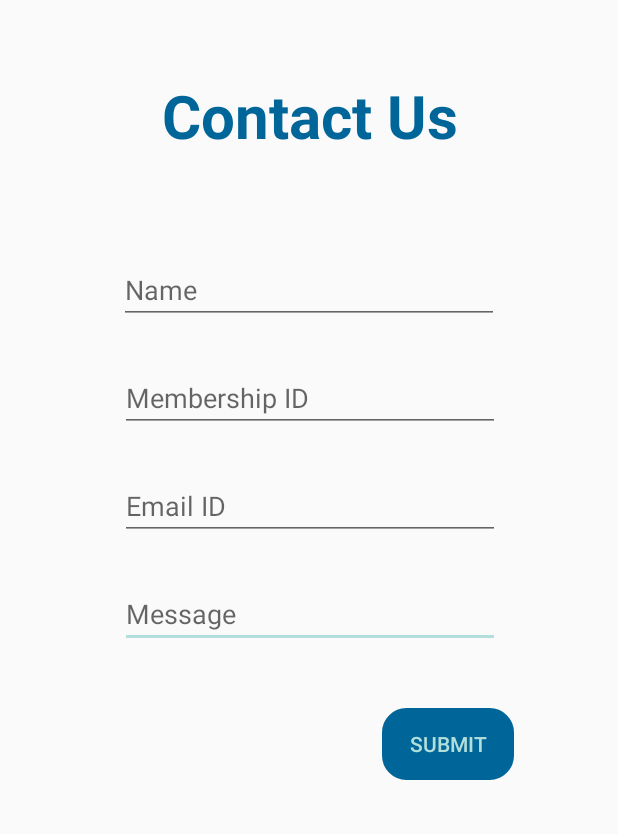
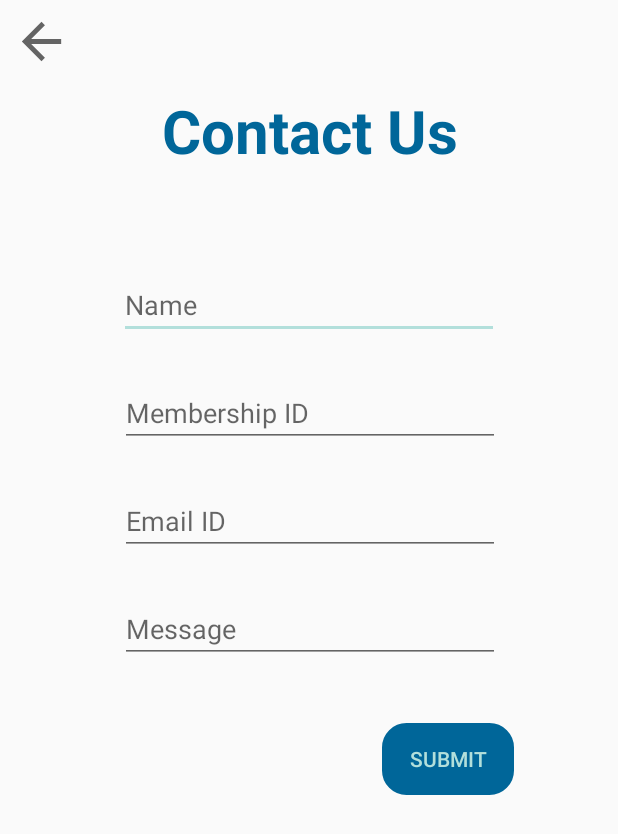
Before and after one commit to amanxmittal/IEEEDS, an Android app: the screen it shows after launch (ContactActivity), after a tap on "Contact", on a phone screen of 412 x 824 dp. Shown: the top 834 px of the screen. Run offline under Robolectric (Android 15) with nearby library versions, the phone set to English and light mode, and no system bars; our stand-ins replace Firebase (no records; nobody signed in at launch, a user with empty details on screens opened directly).

Commit message:
commit on 7rd april 2018

```diff
--- a/app/build.gradle
+++ b/app/build.gradle
@@ -30,5 +30,9 @@ dependencies {
     compile 'com.android.support:support-v4:25.3.1'
     compile 'com.android.support:cardview-v7:25.3.1'
     compile 'com.android.support:recyclerview-v7:25.3.1'
+    compile 'com.google.firebase:firebase-database:10.0.1'
     testCompile 'junit:junit:4.12'
 }
+
+
+apply plugin: 'com.google.gms.google-services'
--- a/app/src/main/AndroidManifest.xml
+++ b/app/src/main/AndroidManifest.xml
@@ -1,6 +1,8 @@
 <?xml version="1.0" encoding="utf-8"?>
 <manifest xmlns:android="http://schemas.android.com/apk/res/android"
     package="com.example.terminator.ieeeds">
+
+    <uses-permission android:name="android.permission.INTERNET"></uses-permission>
 
     <application
         android:allowBackup="true"
--- a/app/src/main/java/com/example/terminator/ieeeds/ContactActivity.java
+++ b/app/src/main/java/com/example/terminator/ieeeds/ContactActivity.java
@@ -1,6 +1,7 @@
 package com.example.terminator.ieeeds;
 
 import android.content.Intent;
+import android.provider.CalendarContract;
 import android.support.v7.app.AppCompatActivity;
 import android.os.Bundle;
 import android.view.Menu;
@@ -10,34 +11,81 @@ import android.widget.Button;
 import android.widget.EditText;
 import android.widget.Toast;
 
+import com.google.firebase.database.DatabaseReference;
+import com.google.firebase.database.FirebaseDatabase;
+
+import java.util.HashMap;
+
 public class ContactActivity extends AppCompatActivity {
 
     private EditText etName, etMemberId, etEmail, etMessage;
-    private Button buttonSubmit;
+    private Button buttonSubmit, buttonContactBack;
+
+    private FirebaseDatabase database;
+    private DatabaseReference myRef;
+
 
     @Override
     protected void onCreate(Bundle savedInstanceState) {
         super.onCreate(savedInstanceState);
         setContentView(R.layout.activity_contact);
 
+        database = FirebaseDatabase.getInstance();
+        myRef = database.getReference();
+
+        //myRef.setValue("Hello, World!");
+
+
         etName = (EditText) findViewById(R.id.etName);
         etMemberId = (EditText) findViewById(R.id.etMemberID);
         etEmail = (EditText) findViewById(R.id.etEmail);
         etMessage = (EditText) findViewById(R.id.etMessage);
         buttonSubmit = (Button) findViewById(R.id.buttonSubmit) ;
+        buttonContactBack = (Button) findViewById(R.id.buttonContactBack) ;
 
         buttonSubmit.setOnClickListener(new View.OnClickListener() {
             @Override
             public void onClick(View view) {
 
+                String name = etName.getText().toString().trim();
+                String memberID = etMemberId.getText().toString().trim();
+                String email = etEmail.getText().toString().trim();
+                String message = etMessage.getText().toString().trim();
+
+                HashMap<String, String> datamap = new HashMap<String, String>();
+
+                datamap.put("Name",name);
+                datamap.put("Member ID",memberID);
+                datamap.put("Email",email);
+                datamap.put("Message",message);
+
+                myRef.push().setValue(datamap);
+
+
+               // myRef.child(name).child("Name").setValue(name);
+                //myRef.child(name).child("Email").setValue(email);
+                //myRef.child(name).child("MemberID").setValue(memberID);
+                //myRef.child(name).child("Message").setValue(message);
+
+
+                //setFieldNull();
+
                 Toast.makeText(ContactActivity.this,"Feedback Received",Toast.LENGTH_SHORT).show();
-                etName.setText(null);
-                etMemberId.setText(null);
-                etEmail.setText(null);
-                etMessage.setText(null);
-
                 startActivity(new Intent(ContactActivity.this, MainActivity.class));
 
+
+            }
+        });
+
+        buttonContactBack.setOnClickListener(new View.OnClickListener() {
+            @Override
+            public void onClick(View view) {
+
+                setFieldNull();
+
+                onBackPressed();
+
+                //startActivity(new Intent(ContactActivity.this, MainActivity.class));
 
             }
         });
@@ -65,4 +113,11 @@ public class ContactActivity extends AppCompatActivity {
         }
         return super.onOptionsItemSelected(item);
     }
+
+    public void setFieldNull(){
+        etName.setText(null);
+        etMemberId.setText(null);
+        etEmail.setText(null);
+        etMessage.setText(null);
+    }
 }
--- a/app/src/main/java/com/example/terminator/ieeeds/ExploreFragment.java
+++ b/app/src/main/java/com/example/terminator/ieeeds/ExploreFragment.java
@@ -21,7 +21,7 @@ import android.widget.Toast;
 public class ExploreFragment extends Fragment {
 
 
-    Button buttonSocietyLink;
+    Button buttonSocietyLink, buttonExploreBack;
     CardView cvSocietyDetail, cvSociety1, cvSociety2, cvSociety3, cvSociety4, cvSociety5, cvSociety6, cvSociety7, cvSociety8, cvSociety9, cvSociety10, cvSociety11;
     CardView cvSociety12, cvSociety13, cvSociety14, cvSociety15, cvSociety16, cvSociety17, cvSociety18, cvSociety19, cvSociety20, cvSociety21;
 
@@ -41,6 +41,7 @@ public class ExploreFragment extends Fragment {
         View view = inflater.inflate(R.layout.fragment_explore, container, false);
 
         buttonSocietyLink = (Button) view.findViewById(R.id.buttonSocietyLink);
+        buttonExploreBack = (Button) view.findViewById(R.id.buttonExploreBack);
 
         ivLogoDetail = (ImageView) view.findViewById(R.id.ivEvent1);
         tvHeadDetail = (TextView) view.findViewById(R.id.tvEventTitle1);
@@ -82,7 +83,7 @@ public class ExploreFragment extends Fragment {
             }
         });
 
-        cvSocietyDetail.setOnClickListener(new View.OnClickListener() {
+        buttonExploreBack.setOnClickListener(new View.OnClickListener() {
             @Override
             public void onClick(View view) {
                 setCard(cvSocietyDetail);
@@ -537,4 +538,5 @@ public class ExploreFragment extends Fragment {
         cvSociety21.setVisibility(View.VISIBLE);
     }
 
+
 }
--- a/app/src/main/java/com/example/terminator/ieeeds/MainActivity.java
+++ b/app/src/main/java/com/example/terminator/ieeeds/MainActivity.java
@@ -84,15 +84,15 @@ public class MainActivity extends AppCompatActivity {
                 {
                     case R.id.action_home:
                         setFragment(homeFragment);
-                        Toast.makeText(MainActivity.this,"Action Home Click", Toast.LENGTH_SHORT).show();
+                        //Toast.makeText(MainActivity.this,"Action Home Click", Toast.LENGTH_SHORT).show();
                         break;
                     case R.id.action_explore:
                         setFragment(exploreFragment);
-                        Toast.makeText(MainActivity.this,"Action Explore Click", Toast.LENGTH_SHORT).show();
+                        //Toast.makeText(MainActivity.this,"Action Explore Click", Toast.LENGTH_SHORT).show();
                         break;
                     case R.id.action_team:
                         setFragment(teamFragment);
-                        Toast.makeText(MainActivity.this,"Action Member Click", Toast.LENGTH_SHORT).show();
+                        //Toast.makeText(MainActivity.this,"Action Member Click", Toast.LENGTH_SHORT).show();
                         break;
                     //case R.id.action_bookmark:
                      //   setFragment(bookmarkFragment);
@@ -118,7 +118,7 @@ public class MainActivity extends AppCompatActivity {
         if(id==R.id.action_contact)
         {
             startActivity(new Intent(this, ContactActivity.class));
-            Toast.makeText(this,"contact clicked",Toast.LENGTH_SHORT).show();
+            //Toast.makeText(this,"contact clicked",Toast.LENGTH_SHORT).show();
         }
         return super.onOptionsItemSelected(item);
     }
--- a/app/src/main/res/layout/activity_contact.xml
+++ b/app/src/main/res/layout/activity_contact.xml
@@ -6,22 +6,68 @@
     android:layout_height="match_parent"
     tools:context="com.example.terminator.ieeeds.ContactActivity">
 
+    <Button
+        android:id="@+id/buttonContactBack"
+        android:layout_width="39dp"
+        android:layout_height="39dp"
+        android:layout_marginLeft="8dp"
+        android:layout_marginTop="8dp"
+        android:background="?attr/actionModeCloseDrawable"
+        android:text=""
+        app:layout_constraintLeft_toLeftOf="parent"
+        app:layout_constraintTop_toTopOf="parent" />
+
+
+    <TextView
+        android:id="@+id/textView"
+        android:layout_width="wrap_content"
+        android:layout_height="wrap_content"
+        android:layout_alignParentTop="true"
+        android:layout_centerHorizontal="true"
+        android:layout_marginLeft="8dp"
+        android:layout_marginRight="8dp"
+        android:layout_marginTop="60dp"
+        android:text="Contact Us"
+        android:textColor="@color/colorPrimary"
+        android:textSize="40sp"
+        android:textStyle="bold"
+        app:layout_constraintHorizontal_bias="0.502"
+        app:layout_constraintLeft_toLeftOf="parent"
+        app:layout_constraintRight_toRightOf="parent"
+        app:layout_constraintTop_toTopOf="parent" />
 
     <EditText
-        android:id="@+id/etMessage"
+        android:id="@+id/etName"
+        android:layout_width="253dp"
+        android:layout_height="42dp"
+        android:layout_marginLeft="8dp"
+        android:layout_marginRight="8dp"
+        android:layout_marginTop="70dp"
+
+        android:ems="10"
+        android:hint="Name"
+        android:inputType="textPersonName"
+        android:maxLength="300"
+        android:textColor="@color/colorPrimary"
+        app:layout_constraintLeft_toLeftOf="parent"
+        app:layout_constraintRight_toRightOf="parent"
+        app:layout_constraintTop_toBottomOf="@+id/textView" />
+
+    <EditText
+        android:id="@+id/etMemberID"
         android:layout_width="253dp"
         android:layout_height="42dp"
         android:layout_marginLeft="8dp"
         android:layout_marginRight="8dp"
         android:layout_marginTop="30dp"
         android:ems="10"
-        android:hint="Message"
-        android:inputType="textMultiLine"
+        android:hint="Membership ID"
+        android:inputType="number"
         android:textColor="@color/colorPrimary"
         app:layout_constraintHorizontal_bias="0.504"
         app:layout_constraintLeft_toLeftOf="parent"
         app:layout_constraintRight_toRightOf="parent"
-        app:layout_constraintTop_toBottomOf="@+id/etEmail" />
+        app:layout_constraintTop_toBottomOf="@+id/etName" />
 
     <EditText
         android:id="@+id/etEmail"
@@ -40,55 +86,20 @@
         app:layout_constraintTop_toBottomOf="@+id/etMemberID" />
 
     <EditText
-        android:id="@+id/etMemberID"
+        android:id="@+id/etMessage"
         android:layout_width="253dp"
         android:layout_height="42dp"
         android:layout_marginLeft="8dp"
         android:layout_marginRight="8dp"
         android:layout_marginTop="30dp"
         android:ems="10"
-        android:hint="Membership ID"
-        android:inputType="number"
+        android:hint="Message"
+        android:inputType="textLongMessage"
         android:textColor="@color/colorPrimary"
         app:layout_constraintHorizontal_bias="0.504"
         app:layout_constraintLeft_toLeftOf="parent"
         app:layout_constraintRight_toRightOf="parent"
-        app:layout_constraintTop_toBottomOf="@+id/etName" />
-
-    <TextView
-        android:id="@+id/textView"
-        android:layout_width="wrap_content"
-        android:layout_height="wrap_content"
-        android:layout_alignParentTop="true"
-        android:layout_centerHorizontal="true"
-        android:text="Contact Us"
-        android:textColor="@color/colorPrimary"
-        android:textSize="40sp"
-        android:textStyle="bold"
-        app:layout_constraintTop_toTopOf="parent"
-        android:layout_marginTop="50dp"
-        android:layout_marginRight="8dp"
-        app:layout_constraintRight_toRightOf="parent"
-        android:layout_marginLeft="8dp"
-        app:layout_constraintLeft_toLeftOf="parent"
-        app:layout_constraintHorizontal_bias="0.502" />
-
-    <EditText
-        android:id="@+id/etName"
-        android:layout_width="253dp"
-        android:layout_height="42dp"
-        android:layout_marginLeft="8dp"
-        android:layout_marginRight="8dp"
-        android:layout_marginTop="70dp"
-
-        android:ems="10"
-        android:hint="Name"
-        android:inputType="textPersonName"
-        android:maxLength="300"
-        android:textColor="@color/colorPrimary"
-        app:layout_constraintLeft_toLeftOf="parent"
-        app:layout_constraintRight_toRightOf="parent"
-        app:layout_constraintTop_toBottomOf="@+id/textView" />
+        app:layout_constraintTop_toBottomOf="@+id/etEmail" />
 
     <Button
         android:id="@+id/buttonSubmit"
--- a/app/src/main/res/layout/fragment_home.xml
+++ b/app/src/main/res/layout/fragment_home.xml
@@ -45,7 +45,7 @@
                 android:layout_marginRight="8dp"
                 android:layout_marginStart="8dp"
                 android:layout_marginTop="16dp"
-                android:text="Richerd E. Marvin Student Scholars"
+                android:text="Richard E. Marvin Student Scholars"
                 android:textAlignment="center"
                 android:textAppearance="@style/Base.TextAppearance.AppCompat.Small"
                 android:textColor="@color/colorPrimary"
--- a/app/src/main/res/layout/fragment_team.xml
+++ b/app/src/main/res/layout/fragment_team.xml
@@ -1356,7 +1356,7 @@
                             android:layout_below="@id/tvPosSsn18"
                             android:layout_marginLeft="5dp"
                             android:layout_marginTop="8dp"
-                            android:text="samrajagarwal@gmail.com"
+                            android:text="samraj_agarwal@ieee.org"
                             android:textAppearance="@style/Base.TextAppearance.AppCompat.Small"
                             android:textColor="#4b4b4b"
                             android:textSize="14sp" />
--- a/build.gradle
+++ b/build.gradle
@@ -9,6 +9,7 @@ buildscript {
 
         // NOTE: Do not place your application dependencies here; they belong
         // in the individual module build.gradle files
+        classpath 'com.google.gms:google-services:3.0.0'
     }
 }
 
```
Also changed, not shown: app/src/main/res/layout/fragment_explore.xml (+7 -0 lines).
